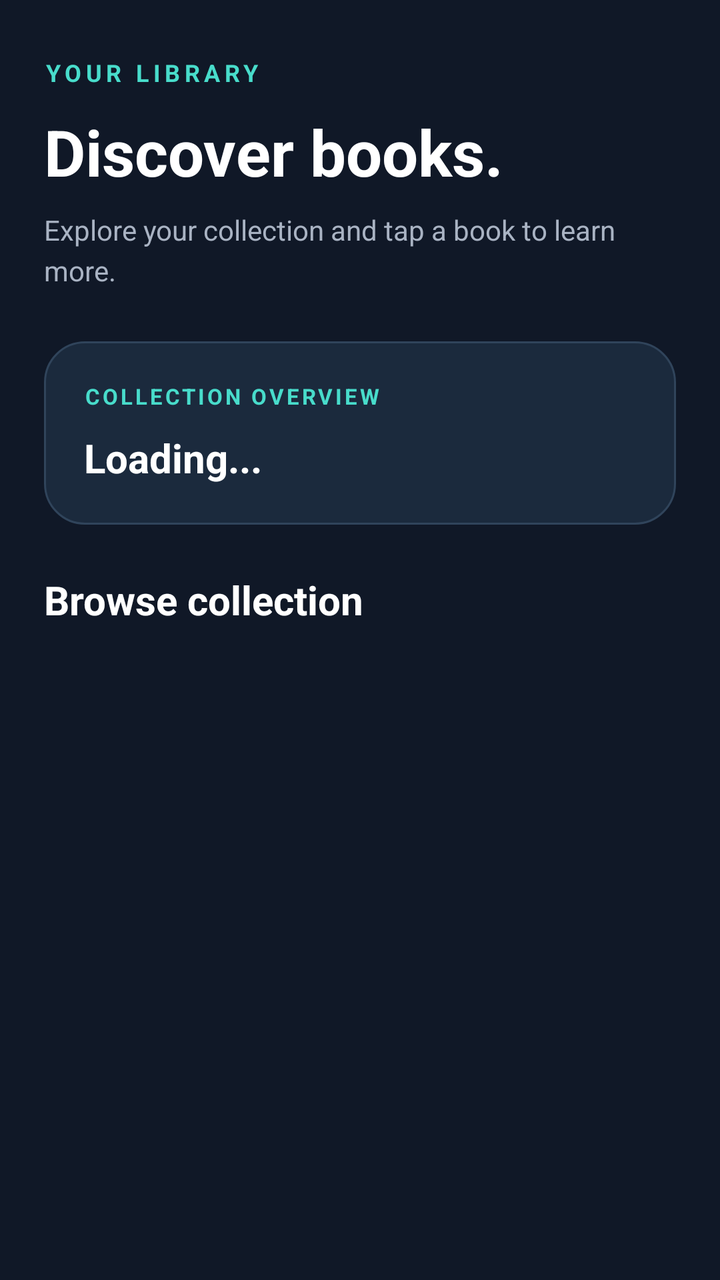
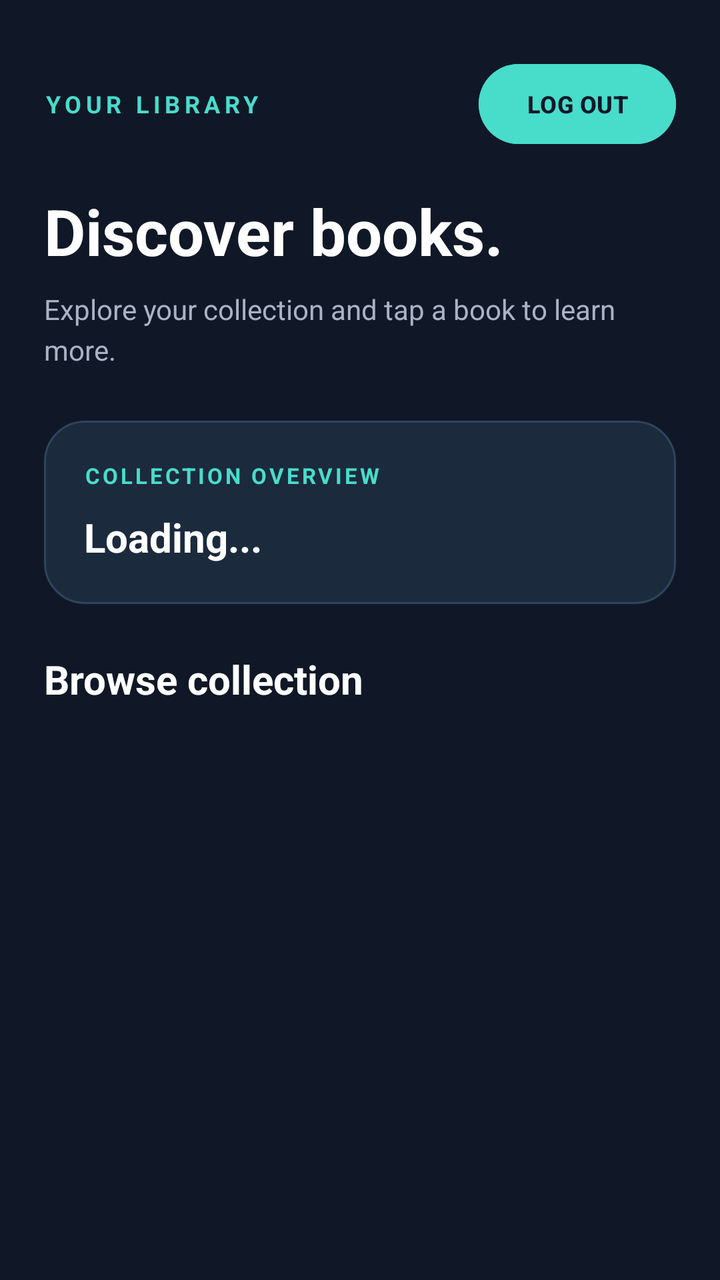

An Android layout rendered at two revisions. The XML below is the earlier revision; the diff shows what the commit changed to produce the second picture.
<!-- AndroidManifest.xml: application theme Theme._8147350Assignment2 -->
<!-- res/layout/activity_dashboard.xml -->
<?xml version="1.0" encoding="utf-8"?>
<LinearLayout
    xmlns:android="http://schemas.android.com/apk/res/android"
    android:layout_width="match_parent"
    android:layout_height="match_parent"
    android:orientation="vertical"
    android:background="#101827"
    android:paddingStart="22dp"
    android:paddingEnd="22dp"
    android:paddingTop="28dp">

    <TextView
        android:layout_width="match_parent"
        android:layout_height="wrap_content"
        android:text="YOUR LIBRARY"
        android:textColor="#48DCCB"
        android:textSize="12sp"
        android:textStyle="bold"
        android:letterSpacing="0.18"/>

    <TextView
        android:layout_width="match_parent"
        android:layout_height="wrap_content"
        android:layout_marginTop="10dp"
        android:text="Discover books."
        android:textColor="#FFFFFF"
        android:textSize="32sp"
        android:textStyle="bold"/>

    <TextView
        android:layout_width="match_parent"
        android:layout_height="wrap_content"
        android:layout_marginTop="8dp"
        android:text="Explore your collection and tap a book to learn more."
        android:textColor="#A9B3C3"
        android:textSize="14sp"
        android:lineSpacingExtra="4dp"/>

    <LinearLayout
        android:layout_width="match_parent"
        android:layout_height="wrap_content"
        android:layout_marginTop="26dp"
        android:layout_marginBottom="24dp"
        android:background="@drawable/bg_card"
        android:orientation="vertical"
        android:padding="20dp">

        <TextView
            android:layout_width="match_parent"
            android:layout_height="wrap_content"
            android:text="COLLECTION OVERVIEW"
            android:textColor="#48DCCB"
            android:textSize="11sp"
            android:textStyle="bold"
            android:letterSpacing="0.12"/>

        <TextView
            android:id="@+id/tvStatus"
            android:layout_width="match_parent"
            android:layout_height="wrap_content"
            android:layout_marginTop="10dp"
            android:text="Loading..."
            android:textColor="#FFFFFF"
            android:textSize="20sp"
            android:textStyle="bold"/>

    </LinearLayout>

    <TextView
        android:layout_width="match_parent"
        android:layout_height="wrap_content"
        android:layout_marginBottom="16dp"
        android:text="Browse collection"
        android:textColor="#FFFFFF"
        android:textSize="20sp"
        android:textStyle="bold"/>

    <androidx.recyclerview.widget.RecyclerView
        android:id="@+id/recyclerView"
        android:layout_width="match_parent"
        android:layout_height="0dp"
        android:layout_weight="1"
        android:clipToPadding="false"
        android:paddingBottom="24dp"/>

</LinearLayout>
<!-- resources referenced by this layout -->
<resources>
  <!-- drawable bg_card (drawable) -->
  <?xml version="1.0" encoding="utf-8"?>
  <shape xmlns:android="http://schemas.android.com/apk/res/android"
      android:shape="rectangle">
  
      <solid android:color="#1B2A3D"/>
  
      <corners android:radius="20dp"/>
  
      <stroke
          android:width="1dp"
          android:color="#30445B"/>
  
  </shape>
  <style name="Theme._8147350Assignment2" parent="Base.Theme._8147350Assignment2" />
  <style name="Base.Theme._8147350Assignment2" parent="Theme.Material3.DayNight.NoActionBar">
          
          
      </style>
</resources>

<!-- the commit's change to res/layout/activity_dashboard.xml (unified diff, before → after) -->
@@ -9,14 +9,37 @@
     android:paddingEnd="22dp"
     android:paddingTop="28dp">
 
-    <TextView
+
+    <LinearLayout
         android:layout_width="match_parent"
         android:layout_height="wrap_content"
-        android:text="YOUR LIBRARY"
-        android:textColor="#48DCCB"
-        android:textSize="12sp"
-        android:textStyle="bold"
-        android:letterSpacing="0.18"/>
+        android:orientation="horizontal"
+        android:gravity="center_vertical"
+        android:layout_marginBottom="8dp">
+
+        <TextView
+            android:layout_width="0dp"
+            android:layout_height="wrap_content"
+            android:layout_weight="1"
+            android:text="YOUR LIBRARY"
+            android:textColor="#48DCCB"
+            android:textSize="12sp"
+            android:textStyle="bold"
+            android:letterSpacing="0.18"/>
+
+        <Button
+            android:id="@+id/btnLogout"
+            android:layout_width="wrap_content"
+            android:layout_height="48dp"
+            android:text="LOG OUT"
+            android:textSize="12sp"
+            android:textStyle="bold"
+            android:textColor="#101827"
+            android:backgroundTint="#48DCCB"
+            android:contentDescription="Log out of your account"/>
+
+    </LinearLayout>
+
 
     <TextView
         android:layout_width="match_parent"
